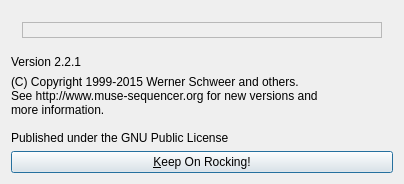
The window that muse2/muse/widgets/aboutbox.ui (emrum/muse) describes before a commit, drawn with Qt 5.
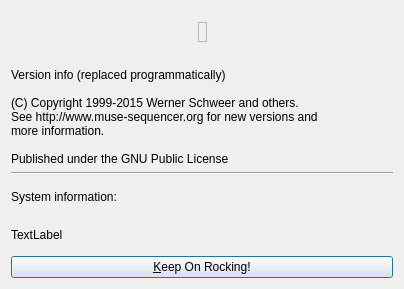
The same window after the commit.

Commit message: added plugin support info in About box

```diff
--- a/muse2/muse/widgets/aboutbox.ui
+++ b/muse2/muse/widgets/aboutbox.ui
@@ -7,7 +7,7 @@
     <x>0</x>
     <y>0</y>
     <width>404</width>
-    <height>181</height>
+    <height>289</height>
    </rect>
   </property>
   <property name="windowTitle">
@@ -26,10 +26,28 @@
       <enum>QFrame::NoFrame</enum>
      </property>
      <property name="frameShadow">
-      <enum>QFrame::Raised</enum>
+      <enum>QFrame::Plain</enum>
+     </property>
+     <property name="lineWidth">
+      <number>0</number>
      </property>
      <layout class="QVBoxLayout" name="verticalLayout1">
       <item>
+       <layout class="QHBoxLayout" name="horizontalLayout">
+        <item>
+         <spacer name="horizontalSpacer">
+          <property name="orientation">
+           <enum>Qt::Horizontal</enum>
+          </property>
+          <property name="sizeHint" stdset="0">
+           <size>
+            <width>40</width>
+            <height>20</height>
+           </size>
+          </property>
+         </spacer>
+        </item>
+        <item>
        <widget class="QLabel" name="imageLabel">
         <property name="frameShape">
          <enum>QFrame::StyledPanel</enum>
@@ -42,13 +60,28 @@
         </property>
        </widget>
       </item>
+        <item>
+         <spacer name="horizontalSpacer_2">
+          <property name="orientation">
+           <enum>Qt::Horizontal</enum>
+          </property>
+          <property name="sizeHint" stdset="0">
+           <size>
+            <width>40</width>
+            <height>20</height>
+           </size>
+          </property>
+         </spacer>
+        </item>
+       </layout>
+      </item>
      </layout>
     </widget>
    </item>
    <item>
     <widget class="QLabel" name="versionLabel">
      <property name="text">
-      <string>Version 2.2.1</string>
+      <string>Version info (replaced programmatically)</string>
      </property>
      <property name="wordWrap">
       <bool>false</bool>
@@ -69,6 +102,27 @@
      </property>
     </widget>
    </item>
+   <item>
+    <widget class="Line" name="line">
+     <property name="orientation">
+      <enum>Qt::Horizontal</enum>
+     </property>
+    </widget>
+   </item>
+   <item>
+    <widget class="QLabel" name="label">
+     <property name="text">
+      <string>System information:</string>
+     </property>
+    </widget>
+   </item>
+   <item>
+    <widget class="QLabel" name="systemInformationLabel">
+     <property name="text">
+      <string>TextLabel</string>
+     </property>
+    </widget>
+   </item>
    <item>
     <widget class="QPushButton" name="doneHere">
      <property name="text">
```
Left out of the diff: 3 changed lines with no effect on the pictures. Lines whose indentation alone changed are shown as unchanged. The commit also changes 3 other files.
